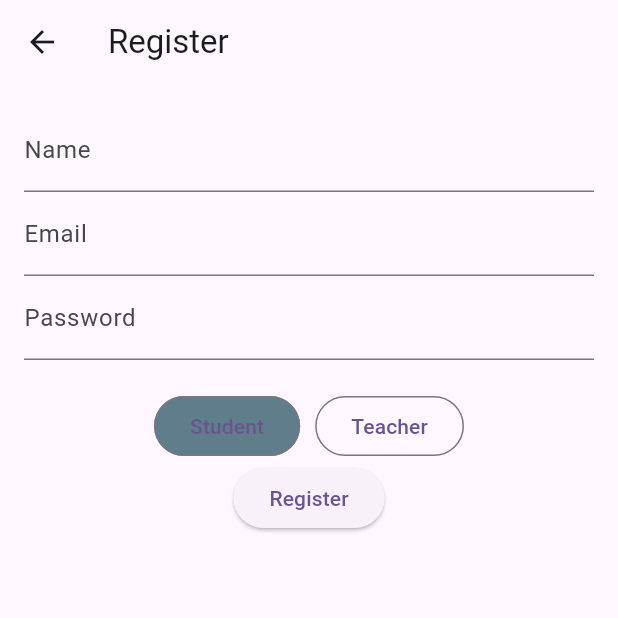
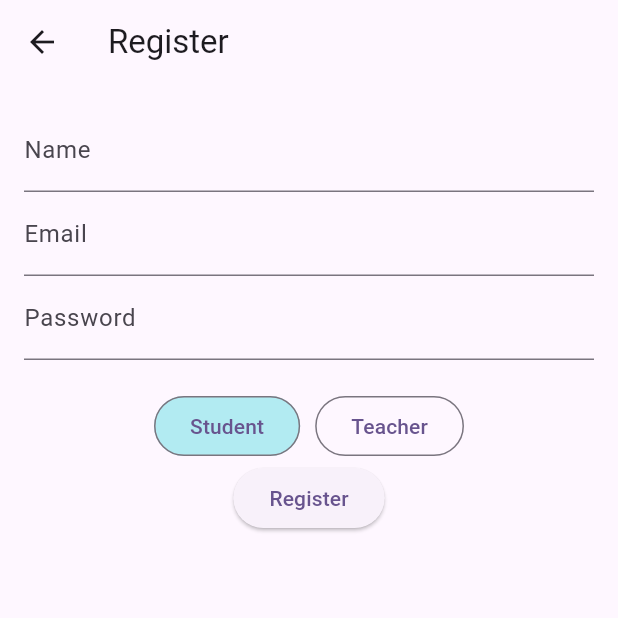
Before and after one commit to kolasara/UF-ISI-Project, a Flutter app: the RegisterPage screen opened directly, on a phone screen of 412 x 824 dp, the top half of it. Run offline on Flutter 3.47's test engine with Material 3 defaults, Android fonts, the phone set to English and light mode, and no system bars; our stand-ins replace cloud_firestore, firebase_auth, firebase_core, rxdart, table_calendar; accounts and stored records are empty.

Commit message:
Changed the color for the student/teacher button under register as suggested by the TA

```diff
--- a/app/lib/register_page.dart
+++ b/app/lib/register_page.dart
@@ -89,7 +89,7 @@ class _RegisterPageState extends State<RegisterPage> {
                       },
                       style: OutlinedButton.styleFrom(
                         backgroundColor:
-                            role == 'Student' ? Colors.blueGrey : null,
+                            role == 'Student' ? Colors.cyan.shade100 : null,
                       ),
                       child: Text('Student')),
                   SizedBox(width: 10),
@@ -101,7 +101,7 @@ class _RegisterPageState extends State<RegisterPage> {
                     },
                     style: OutlinedButton.styleFrom(
                       backgroundColor:
-                          role == 'Teacher' ? Colors.blueGrey : null,
+                          role == 'Teacher' ? Colors.cyan.shade100 : null,
                     ),
                     child: Text('Teacher'),
                   ),
```
